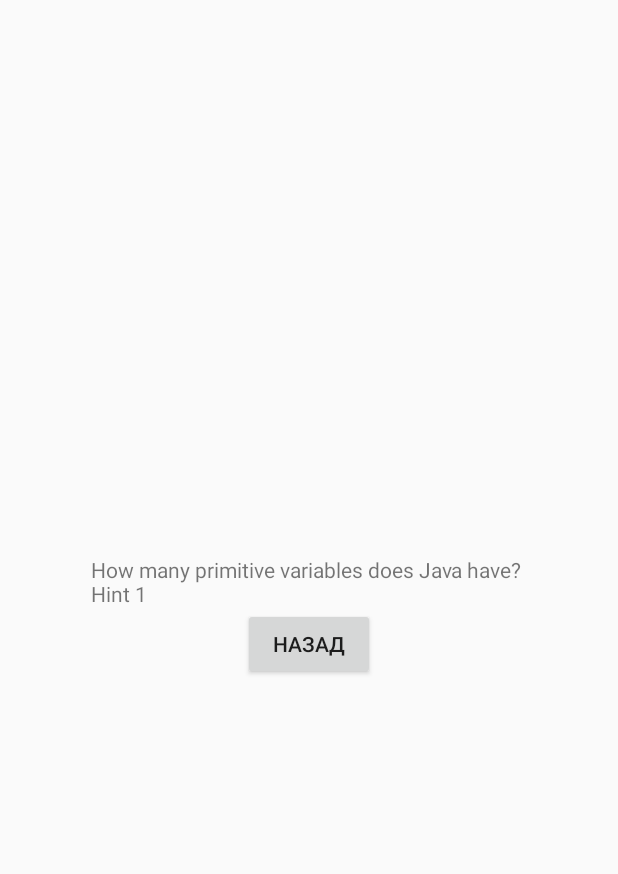
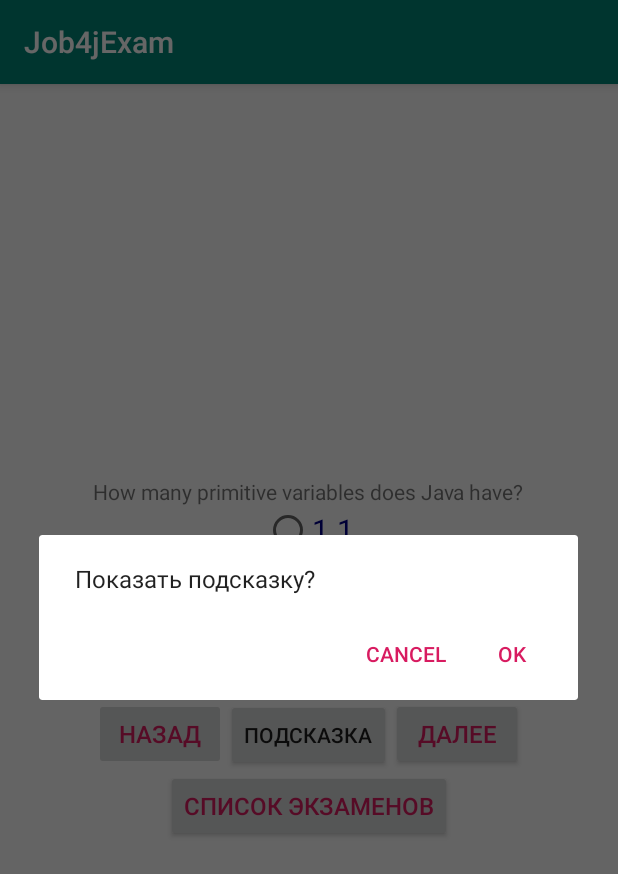
Before and after one commit to af2905/Job4j-Exam, an Android app: the ExamActivity screen opened directly, with no data from a screen before it, after a tap on "ПОДСКАЗКА", on a phone screen of 412 x 824 dp. Shown: the top 874 px of the screen. Run offline under Robolectric (Android 15) with nearby library versions, the phone set to English and light mode, and no system bars.

Commit message:
added ConfirmHintDialogFragment added DateAndTimeActivity added DatePickerFragment added TimePickerFragment changes in ExamActivity

```diff
--- /dev/null
+++ b/app/src/main/java/ru/job4j/job4jexam/ConfirmHintDialogFragment.java
@@ -0,0 +1,52 @@
+package ru.job4j.job4jexam;
+
+import android.app.AlertDialog;
+import android.app.Dialog;
+import android.content.Context;
+import android.content.DialogInterface;
+import android.os.Bundle;
+
+import androidx.annotation.NonNull;
+import androidx.annotation.Nullable;
+import androidx.fragment.app.DialogFragment;
+
+public class ConfirmHintDialogFragment extends DialogFragment {
+    private ConfirmHintDialogListener callBack;
+
+    public interface ConfirmHintDialogListener {
+        void onPositiveDialogClick(DialogFragment dialog);
+
+        void onNegativeDialogClick(DialogFragment dialog);
+    }
+
+    @NonNull
+    @Override
+    public Dialog onCreateDialog(@Nullable Bundle savedInstanceState) {
+        Dialog dialog = new AlertDialog.Builder(getActivity())
+                .setMessage("Показать подсказку?")
+                .setPositiveButton(android.R.string.ok, (dialog1, which) ->
+                        callBack.onPositiveDialogClick(ConfirmHintDialogFragment.this))
+                .setNegativeButton(android.R.string.cancel, (dialog2, which) ->
+                        callBack.onNegativeDialogClick(ConfirmHintDialogFragment.this))
+                .create();
+        return dialog;
+    }
+
+    @Override
+    public void onAttach(@NonNull Context context) {
+        super.onAttach(context);
+        try {
+            callBack = (ConfirmHintDialogListener) context;
+        } catch (ClassCastException e) {
+            throw new ClassCastException(
+                    String.format(
+                            "%s must implements ConfirmHintDialogListener", context.toString()));
+        }
+    }
+
+    @Override
+    public void onDetach() {
+        super.onDetach();
+        callBack = null;
+    }
+}
--- a/app/src/main/java/ru/job4j/job4jexam/ExamActivity.java
+++ b/app/src/main/java/ru/job4j/job4jexam/ExamActivity.java
@@ -11,13 +11,16 @@ import android.widget.TextView;
 import android.widget.Toast;
 
 import androidx.appcompat.app.AppCompatActivity;
+import androidx.fragment.app.DialogFragment;
 
 import java.util.ArrayList;
 import java.util.List;
 
-public class ExamActivity extends AppCompatActivity {
+public class ExamActivity extends AppCompatActivity
+        implements ConfirmHintDialogFragment.ConfirmHintDialogListener {
     private static final String TAG = "ExamActivity";
     public static final String HINT_FOR = "hint_for";
+    public static final String QUESTION = "question";
     private int count = 0;
     private int position = 0;
     private RadioGroup variants;
@@ -25,6 +28,7 @@ public class ExamActivity extends AppCompatActivity {
     private Button previous;
     private List<String> selectedVariants = new ArrayList<>();
     private int rightAnswerCount = 0;
+    private Button hint;
     Store store = Store.getInstance();
 
     @Override
@@ -49,7 +53,12 @@ public class ExamActivity extends AppCompatActivity {
                     transferIntentAfterClickToResultActivity();
                 }
         );
-        showHint();
+
+        hint = findViewById(R.id.hint);
+        hint.setOnClickListener(v -> {
+            DialogFragment dialog = new ConfirmHintDialogFragment();
+            dialog.showNow(getSupportFragmentManager(), HINT_FOR);
+        });
 
         if (!(savedInstanceState == null)) {
             count = savedInstanceState.getInt("count");
@@ -94,17 +103,6 @@ public class ExamActivity extends AppCompatActivity {
                 this, "Your answer is " + id + ", correct is " + question.getAnswer(),
                 Toast.LENGTH_SHORT
         ).show();
-    }
-
-    private void showHint() {
-        Button hint = findViewById(R.id.hint);
-        hint.setOnClickListener(v -> {
-                    Intent intent = new Intent(ExamActivity.this, HintActivity.class);
-                    intent.putExtra(HINT_FOR, position);
-                    intent.putExtra("question", store.getQuestions().get(position).getText());
-                    startActivity(intent);
-                }
-        );
     }
 
     private void addSelectedVariants() {
@@ -193,4 +191,17 @@ public class ExamActivity extends AppCompatActivity {
         super.onDestroy();
         Log.d(TAG, "onDestroy");
     }
+
+    @Override
+    public void onPositiveDialogClick(DialogFragment dialog) {
+        Intent intent = new Intent(ExamActivity.this, HintActivity.class);
+        intent.putExtra(HINT_FOR, store.getQuestions().get(position).getAnswer());
+        intent.putExtra(QUESTION, store.getQuestions().get(position).getText());
+        startActivity(intent);
+    }
+
+    @Override
+    public void onNegativeDialogClick(DialogFragment dialog) {
+        Toast.makeText(this, "Well done!", Toast.LENGTH_SHORT).show();
+    }
 }
--- a/app/src/main/java/ru/job4j/job4jexam/HintActivity.java
+++ b/app/src/main/java/ru/job4j/job4jexam/HintActivity.java
@@ -5,6 +5,7 @@ import androidx.fragment.app.Fragment;
 public class HintActivity extends BaseActivity {
     @Override
     public Fragment loadFrg() {
-        return HintFragment.of(getIntent().getIntExtra(ExamActivity.HINT_FOR, 0));
+        return HintFragment.of(getIntent().getIntExtra(ExamActivity.HINT_FOR, 0),
+                getIntent().getStringExtra(ExamActivity.QUESTION ));
     }
 }
--- a/app/src/main/java/ru/job4j/job4jexam/HintFragment.java
+++ b/app/src/main/java/ru/job4j/job4jexam/HintFragment.java
@@ -29,19 +29,19 @@ public class HintFragment extends Fragment {
                              @Nullable ViewGroup container, @Nullable Bundle savedInstanceState) {
         View view = inflater.inflate(R.layout.activity_hint, container, false);
         TextView text = view.findViewById(R.id.hint);
-        int question = getActivity().getIntent()
-                .getExtras().getInt(ExamActivity.HINT_FOR, 0);
-        String answer = getActivity().getIntent().getExtras().getString("question");
-        text.setText(answer + " " + "\n" + this.answers.get(question));
-
+        int answer = getArguments().getInt(ExamActivity.HINT_FOR, 0);
+        String question = getArguments().getString(ExamActivity.QUESTION);
+        text.setText(question + " " + "\nThe correct answer is " + answer);
         Button back = view.findViewById(R.id.back);
         back.setOnClickListener(v -> getActivity().onBackPressed());
         return view;
     }
-    public static HintFragment of (int index){
+
+    public static HintFragment of(int index, String text) {
         HintFragment hint = new HintFragment();
         Bundle bundle = new Bundle();
         bundle.putInt(ExamActivity.HINT_FOR, index);
+        bundle.putString(ExamActivity.QUESTION, text);
         hint.setArguments(bundle);
         return hint;
     }
```
Also changed, not shown: app/src/main/AndroidManifest.xml (+6 -8 lines), app/src/main/java/ru/job4j/job4jexam/DateAndTimeActivity.java (added, +69 -0 lines), app/src/main/java/ru/job4j/job4jexam/DatePickerFragment.java (added, +58 -0 lines), app/src/main/java/ru/job4j/job4jexam/TimePickerFragment.java (added, +57 -0 lines), app/src/main/res/layout/activity_date_and_time.xml (added, +29 -0 lines).
